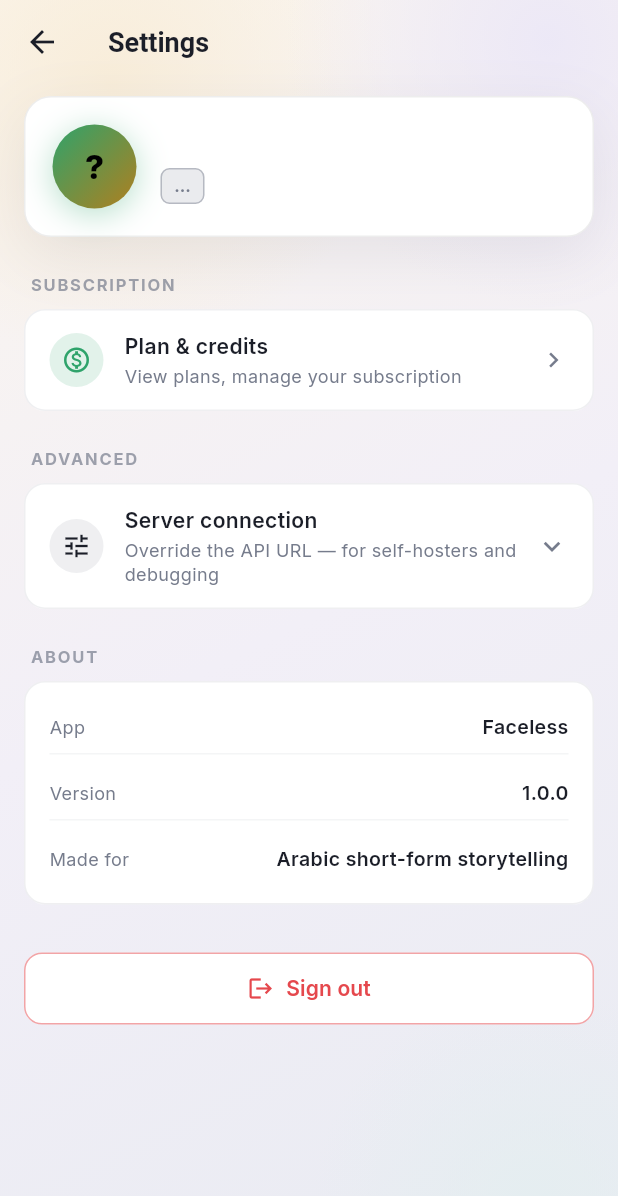
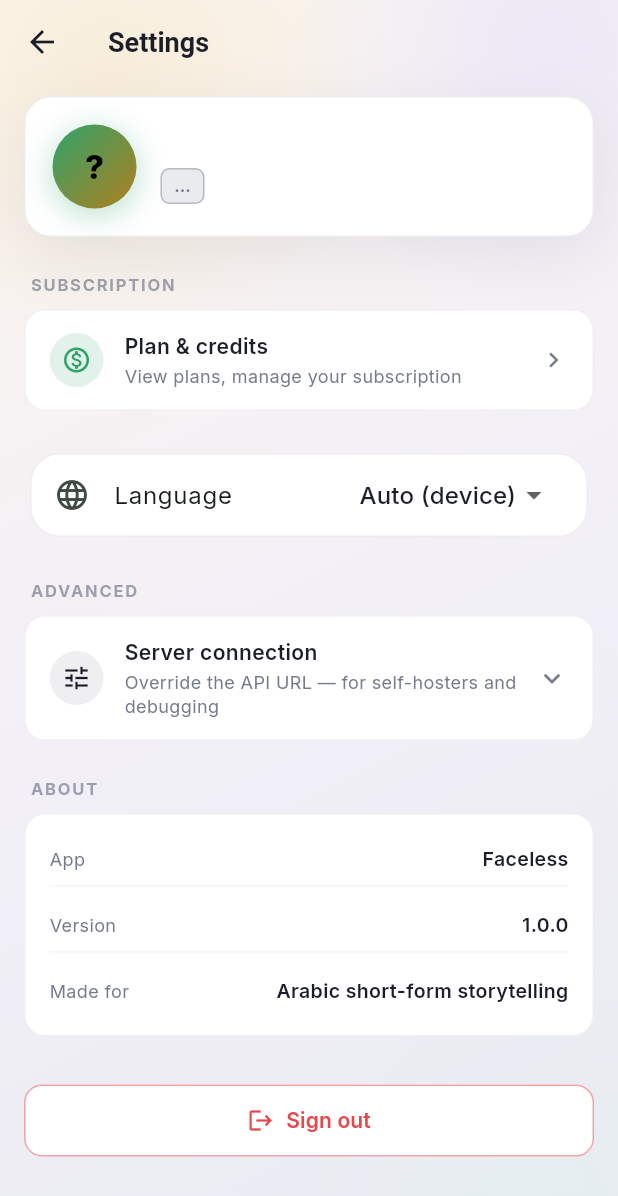
Before and after one commit to essamalbar/Faceless, a Flutter app: the SettingsScreen screen opened directly, on a phone screen of 412 x 824 dp. Shown: the top 1196 px of the screen. Run offline on Flutter 3.47's test engine with Material 3 defaults, Android fonts, the phone set to English and light mode, and no system bars; our stand-ins replace cached_network_image, file_picker, flutter_secure_storage, google_fonts, shared_preferences, supabase_flutter and 1 more; missing offline and left inert: dart:js_interop; accounts and stored records are empty.

Commit message:
feat(i18n): language switcher (settings + landing) + RTL directional geometry
Co-Authored-By: Claude Opus 4.8 (1M context) <noreply@anthropic.com>

```diff
--- a/lib/screens/run_detail_screen.dart
+++ b/lib/screens/run_detail_screen.dart
@@ -487,7 +487,7 @@ class _RunDetailScreenState extends State<RunDetailScreen> {
             ),
             const SizedBox(height: 8),
             Align(
-              alignment: Alignment.centerRight,
+              alignment: AlignmentDirectional.centerEnd,
               child: Row(
                 mainAxisAlignment: MainAxisAlignment.end,
                 children: [
@@ -806,7 +806,7 @@ class _ScriptPanel extends StatelessWidget {
         if (onDownloadPdf != null) ...[
           const SizedBox(height: 8),
           Align(
-            alignment: Alignment.centerLeft,
+            alignment: AlignmentDirectional.centerStart,
             child: OutlinedButton.icon(
               onPressed: onDownloadPdf,
               icon: const Icon(Icons.picture_as_pdf_outlined, size: 18),
@@ -1020,7 +1020,7 @@ class _ApprovalBar extends StatelessWidget {
           ),
           const SizedBox(height: 6),
           Padding(
-            padding: const EdgeInsets.only(left: 28),
+            padding: const EdgeInsetsDirectional.only(start: 28),
             child: Text(
               isVeoGate
                   ? context.l10n.runDetailVeoGateHint
--- a/lib/screens/settings_screen.dart
+++ b/lib/screens/settings_screen.dart
@@ -203,6 +203,33 @@ class _SettingsScreenState extends State<SettingsScreen> {
                       onTap: () => Navigator.of(context).push(
                         MaterialPageRoute(
                             builder: (_) => const BillingScreen()),
+                      ),
+                    ),
+                    const SizedBox(height: 24),
+                    // Language — instant AR/EN switch, persisted. null = device.
+                    Card(
+                      child: ListTile(
+                        leading: const Icon(Icons.language),
+                        title: Text(l10n.settingsLanguage),
+                        trailing: DropdownButton<String>(
+                          value: LocaleController
+                                  .instance.value?.languageCode ??
+                              'auto',
+                          underline: const SizedBox.shrink(),
+                          items: [
+                            DropdownMenuItem(
+                                value: 'auto',
+                                child: Text(l10n.settingsLanguageAuto)),
+                            const DropdownMenuItem(
+                                value: 'ar', child: Text('العربية')),
+                            const DropdownMenuItem(
+                                value: 'en', child: Text('English')),
+                          ],
+                          onChanged: (v) => LocaleController.instance
+                              .set(v == null || v == 'auto'
+                                  ? null
+                                  : Locale(v)),
+                        ),
                       ),
                     ),
                     const SizedBox(height: 24),
@@ -665,7 +692,7 @@ class _AdvancedCard extends StatelessWidget {
                   if (onReset != null) ...[
                     const SizedBox(height: 10),
                     Align(
-                      alignment: Alignment.centerLeft,
+                      alignment: AlignmentDirectional.centerStart,
                       child: TextButton.icon(
                         onPressed: loading ? null : onReset,
                         icon: const Icon(Icons.restart_alt,
--- a/lib/ui/brand.dart
+++ b/lib/ui/brand.dart
@@ -209,7 +209,7 @@ class BrandPill extends StatelessWidget {
             Container(
               width: 8,
               height: 8,
-              margin: const EdgeInsets.only(right: 8),
+              margin: const EdgeInsetsDirectional.only(end: 8),
               decoration: BoxDecoration(
                   color: dotColor ?? FacelessTheme.accent, shape: BoxShape.circle),
             ),
```
Also changed, not shown: lib/screens/home_screen.dart (+5 -5 lines), lib/screens/landing_screen.dart (+14 -0 lines).
